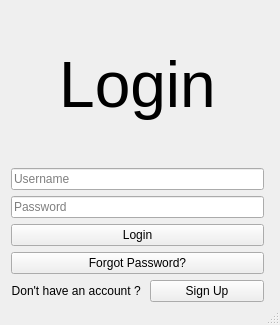
Before: the Qt Designer form mainwindow.ui in aavashlamichhane/LibMan, drawn with Qt 5.
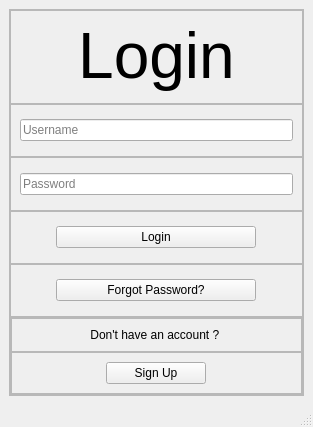
After: the same form once the commit is applied.

```diff
--- a/mainwindow.ui
+++ b/mainwindow.ui
@@ -6,42 +6,100 @@
    <rect>
     <x>0</x>
     <y>0</y>
-    <width>280</width>
-    <height>325</height>
+    <width>313</width>
+    <height>427</height>
    </rect>
   </property>
   <property name="windowTitle">
    <string>MainWindow</string>
   </property>
   <widget class="QWidget" name="centralwidget">
-   <widget class="QWidget" name="layoutWidget">
-    <property name="geometry">
-     <rect>
-      <x>11</x>
-      <y>11</y>
-      <width>253</width>
-      <height>291</height>
-     </rect>
-    </property>
-    <layout class="QVBoxLayout" name="verticalLayout_2">
+   <layout class="QHBoxLayout" name="horizontalLayout">
+    <item>
+     <widget class="QFrame" name="frame">
+      <property name="frameShape">
+       <enum>QFrame::StyledPanel</enum>
+      </property>
+      <property name="frameShadow">
+       <enum>QFrame::Raised</enum>
+      </property>
+      <layout class="QVBoxLayout" name="verticalLayout_5">
+       <property name="spacing">
+        <number>0</number>
+       </property>
+       <property name="leftMargin">
+        <number>0</number>
+       </property>
+       <property name="topMargin">
+        <number>0</number>
+       </property>
+       <property name="rightMargin">
+        <number>0</number>
+       </property>
+       <property name="bottomMargin">
+        <number>0</number>
+       </property>
      <item>
-      <layout class="QVBoxLayout" name="verticalLayout">
+        <widget class="QFrame" name="frame_5">
+         <property name="frameShape">
+          <enum>QFrame::StyledPanel</enum>
+         </property>
+         <property name="frameShadow">
+          <enum>QFrame::Raised</enum>
+         </property>
+         <layout class="QHBoxLayout" name="horizontalLayout_4">
        <item>
-        <widget class="QLabel" name="label_3">
+           <widget class="QLabel" name="label_5">
          <property name="text">
           <string>&lt;html&gt;&lt;head/&gt;&lt;body&gt;&lt;p align=&quot;center&quot;&gt;&lt;span style=&quot; font-size:48pt;&quot;&gt;Login&lt;/span&gt;&lt;/p&gt;&lt;/body&gt;&lt;/html&gt;</string>
          </property>
         </widget>
        </item>
+         </layout>
+        </widget>
+       </item>
        <item>
-        <widget class="QLineEdit" name="lineEdit">
+        <widget class="QFrame" name="frame_2">
+         <property name="frameShape">
+          <enum>QFrame::StyledPanel</enum>
+         </property>
+         <property name="frameShadow">
+          <enum>QFrame::Raised</enum>
+         </property>
+         <layout class="QHBoxLayout" name="horizontalLayout_5">
+          <item>
+           <widget class="QLineEdit" name="lineEdit_5">
          <property name="placeholderText">
           <string>Username</string>
          </property>
         </widget>
        </item>
+         </layout>
+        </widget>
+       </item>
        <item>
-        <widget class="QLineEdit" name="lineEdit_2">
+        <widget class="QFrame" name="frame_4">
+         <property name="minimumSize">
+          <size>
+           <width>0</width>
+           <height>0</height>
+          </size>
+         </property>
+         <property name="maximumSize">
+          <size>
+           <width>16777215</width>
+           <height>400</height>
+          </size>
+         </property>
+         <property name="frameShape">
+          <enum>QFrame::StyledPanel</enum>
+         </property>
+         <property name="frameShadow">
+          <enum>QFrame::Raised</enum>
+         </property>
+         <layout class="QHBoxLayout" name="horizontalLayout_6">
+          <item>
+           <widget class="QLineEdit" name="lineEdit_6">
          <property name="echoMode">
           <enum>QLineEdit::Password</enum>
          </property>
@@ -50,42 +108,140 @@
          </property>
         </widget>
        </item>
+         </layout>
+        </widget>
+       </item>
        <item>
-        <widget class="QPushButton" name="Login">
+        <widget class="QFrame" name="frame_login">
+         <property name="frameShape">
+          <enum>QFrame::StyledPanel</enum>
+         </property>
+         <property name="frameShadow">
+          <enum>QFrame::Raised</enum>
+         </property>
+         <layout class="QHBoxLayout" name="horizontalLayout_7">
+          <item>
+           <widget class="QPushButton" name="Login_3">
+            <property name="maximumSize">
+             <size>
+              <width>200</width>
+              <height>16777215</height>
+             </size>
+            </property>
          <property name="text">
           <string>Login</string>
          </property>
         </widget>
        </item>
+         </layout>
+        </widget>
+       </item>
        <item>
-        <widget class="QPushButton" name="pushButton_2">
+        <widget class="QFrame" name="frame_6">
+         <property name="frameShape">
+          <enum>QFrame::StyledPanel</enum>
+         </property>
+         <property name="frameShadow">
+          <enum>QFrame::Raised</enum>
+         </property>
+         <layout class="QHBoxLayout" name="horizontalLayout_8">
+          <item>
+           <widget class="QPushButton" name="pushButton_5">
+            <property name="maximumSize">
+             <size>
+              <width>200</width>
+              <height>16777215</height>
+             </size>
+            </property>
          <property name="text">
           <string>Forgot Password?</string>
          </property>
         </widget>
        </item>
       </layout>
+        </widget>
      </item>
      <item>
-      <layout class="QHBoxLayout" name="horizontalLayout">
+        <widget class="QFrame" name="frame_7">
+         <property name="minimumSize">
+          <size>
+           <width>0</width>
+           <height>0</height>
+          </size>
+         </property>
+         <property name="frameShape">
+          <enum>QFrame::StyledPanel</enum>
+         </property>
+         <property name="frameShadow">
+          <enum>QFrame::Raised</enum>
+         </property>
+         <layout class="QVBoxLayout" name="verticalLayout_6">
+          <property name="spacing">
+           <number>0</number>
+          </property>
+          <property name="leftMargin">
+           <number>0</number>
+          </property>
+          <property name="topMargin">
+           <number>0</number>
+          </property>
+          <property name="rightMargin">
+           <number>0</number>
+          </property>
+          <property name="bottomMargin">
+           <number>0</number>
+          </property>
        <item>
-        <widget class="QLabel" name="label">
+           <widget class="QFrame" name="frame_3">
+            <property name="frameShape">
+             <enum>QFrame::StyledPanel</enum>
+            </property>
+            <property name="frameShadow">
+             <enum>QFrame::Raised</enum>
+            </property>
+            <layout class="QVBoxLayout" name="verticalLayout_8">
+             <item>
+              <widget class="QLabel" name="label_6">
          <property name="text">
-          <string>&lt;html&gt;&lt;head/&gt;&lt;body&gt;&lt;p align=&quot;right&quot;&gt;Don't have an account ? &lt;/p&gt;&lt;/body&gt;&lt;/html&gt;</string>
+                <string>&lt;html&gt;&lt;head/&gt;&lt;body&gt;&lt;p align=&quot;center&quot;&gt;Don't have an account ? &lt;/p&gt;&lt;/body&gt;&lt;/html&gt;</string>
          </property>
         </widget>
        </item>
+            </layout>
+           </widget>
+          </item>
        <item>
-        <widget class="QPushButton" name="pushButton">
+           <widget class="QFrame" name="frame_8">
+            <property name="frameShape">
+             <enum>QFrame::StyledPanel</enum>
+            </property>
+            <property name="frameShadow">
+             <enum>QFrame::Raised</enum>
+            </property>
+            <layout class="QHBoxLayout" name="horizontalLayout_9">
+             <item>
+              <widget class="QPushButton" name="pushButton_6">
+               <property name="maximumSize">
+                <size>
+                 <width>100</width>
+                 <height>16777215</height>
+                </size>
+               </property>
          <property name="text">
           <string>Sign Up</string>
          </property>
         </widget>
        </item>
       </layout>
+           </widget>
      </item>
     </layout>
    </widget>
+       </item>
+      </layout>
+     </widget>
+    </item>
+   </layout>
   </widget>
   <widget class="QStatusBar" name="statusbar"/>
  </widget>
```
Lines whose indentation alone changed are shown as unchanged.
